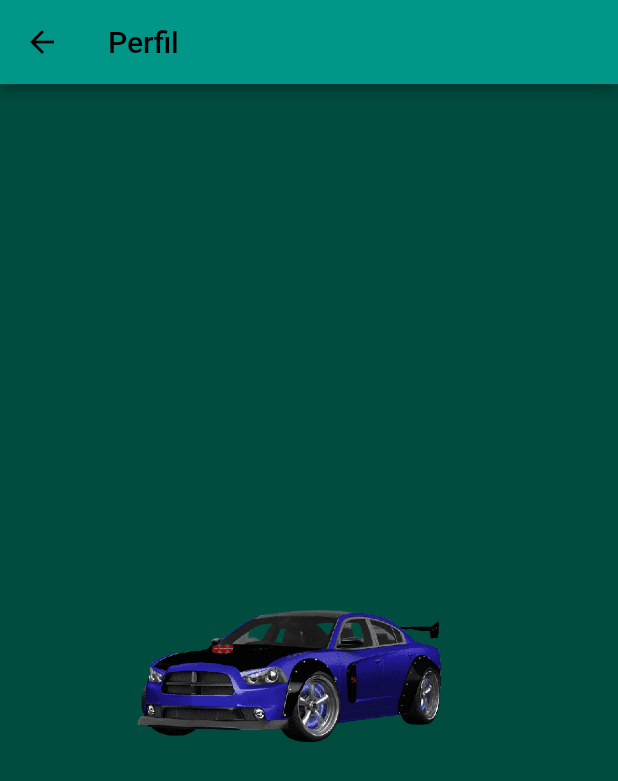
After one commit to HenriqueRib/Quanto_Rendes_2.0, a Flutter app: the PerfilPage screen opened directly, on a phone screen of 412 x 824 dp. The commit adds this screen. Shown: the top 781 px of the screen. Run offline on Flutter 3.47's test engine with Material 2 defaults, Android fonts, the phone set to English and light mode, and no system bars; our stand-ins replace dio, flutter_screenutil, shared_preferences; accounts and stored records are empty.

Commit message:
Páginal Perfil

```diff
--- a/lib/main.dart
+++ b/lib/main.dart
@@ -4,6 +4,7 @@ import 'package:flutter/material.dart';
 import 'package:quanto/menu/configuracao.dart';
 import 'package:quanto/menu/guillotine.dart';
 import 'package:quanto/menu/marcar.dart';
+import 'package:quanto/menu/perfil.dart';
 import 'package:quanto/menu/visualizar.dart';
 import 'package:quanto/pages/aplicacao.dart';
 import 'package:quanto/pages/login.dart';
@@ -61,6 +62,7 @@ class _MyAppState extends State<MyApp> {
           '/tela_principal': (context) => const Guillotine(),
           '/menu': (context) => const Menu(),
           '/login': (context) => const Login(),
+          '/perfil': (context) => const Perfil(),
           '/marcar': (context) => const Marcar(),
           '/aplicacao': (context) => const Aplicacao(),
           '/visualizar': (context) => const Visualizar(),
--- a/lib/menu/guillotine_menu.dart
+++ b/lib/menu/guillotine_menu.dart
@@ -20,11 +20,6 @@ class _GuillotineMenuState extends State<GuillotineMenu>
   // ignore: non_constant_identifier_names, prefer_final_fields
   String _menu_title = 'Ola';
   final List<Map> _menus = <Map>[
-    // {
-    //   "icon": Icons.person,
-    //   "title": "Perfil",
-    //   "color": Colors.teal,
-    // },
     {
       "icon": Icons.view_agenda,
       "title": "Visualizar",
@@ -43,11 +38,17 @@ class _GuillotineMenuState extends State<GuillotineMenu>
       "color": Colors.teal,
       'route': "/marcar"
     },
+    // {
+    //   "icon": Icons.settings,
+    //   "title": "Configuração",
+    //   "color": Colors.teal,
+    //   'route': "/configuracao"
+    // },
     {
-      "icon": Icons.settings,
-      "title": "Configuração",
+      "icon": Icons.person,
+      "title": "Perfil",
       "color": Colors.teal,
-      'route': "/configuracao"
+      'route': "/perfil"
     },
     {
       "icon": Icons.login,
--- /dev/null
+++ b/lib/pages/perfil.dart
@@ -0,0 +1,41 @@
+import 'package:flutter/material.dart';
+
+class PerfilPage extends StatefulWidget {
+  const PerfilPage({Key? key}) : super(key: key);
+
+  @override
+  _PerfilPageState createState() => _PerfilPageState();
+}
+
+class _PerfilPageState extends State<PerfilPage> {
+  @override
+  Widget build(BuildContext context) {
+    return Scaffold(
+      appBar: AppBar(
+        title: const Text('Perfil'),
+        backgroundColor: Colors.teal,
+      ),
+      body: Container(
+        color: Colors.teal[900],
+        padding: const EdgeInsets.all(20),
+        child: Center(
+          child: SingleChildScrollView(
+            child: Column(
+              crossAxisAlignment: CrossAxisAlignment.stretch,
+              children: <Widget>[
+                Padding(
+                  padding: const EdgeInsets.only(bottom: 0),
+                  child: Image.asset(
+                    "images/carro-azul.png",
+                    width: 200,
+                    height: 150,
+                  ),
+                ),
+              ],
+            ),
+          ),
+        ),
+      ),
+    );
+  }
+}
```
Also changed, not shown: lib/menu/perfil.dart (added, +40 -0 lines), lib/pages/aplicacao.dart (+15 -46 lines), lib/pages/login.dart (+14 -4 lines), lib/util/constants.dart (+10 -0 lines).
